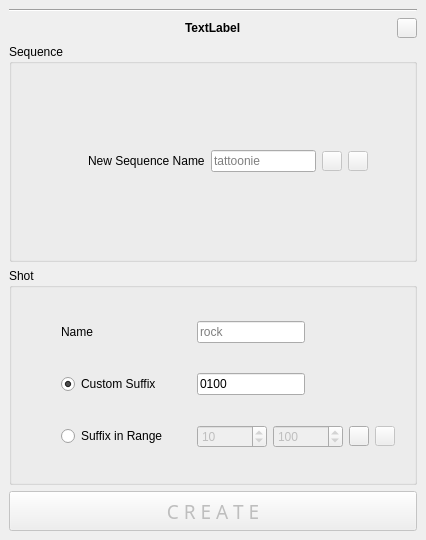
Qt form standalone/python/creators/shot_creator.ui (mrmcdog23/controlChaos) before a commit.
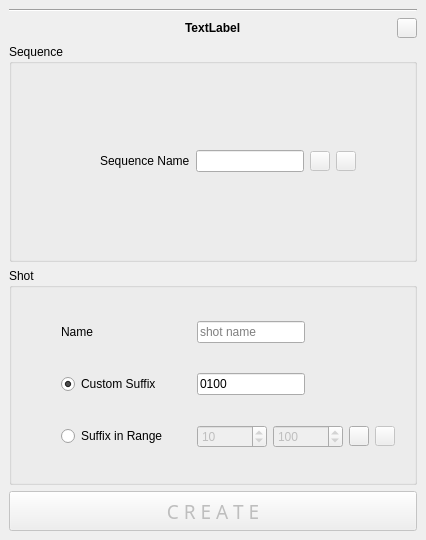
The same form after that commit.

What changed in the file:
```diff
--- a/standalone/python/creators/shot_creator.ui
+++ b/standalone/python/creators/shot_creator.ui
@@ -160,7 +160,7 @@
          <item>
           <widget class="QLabel" name="lb_sequence_count">
            <property name="text">
-            <string>New Sequence Name</string>
+            <string>Sequence Name</string>
            </property>
           </widget>
          </item>
@@ -170,7 +170,7 @@
             <number>999999993</number>
            </property>
            <property name="placeholderText">
-            <string>tattoonie</string>
+            <string/>
            </property>
           </widget>
          </item>
@@ -300,7 +300,7 @@
             <number>999999993</number>
            </property>
            <property name="placeholderText">
-            <string>rock</string>
+            <string>shot name</string>
            </property>
           </widget>
          </item>
```
